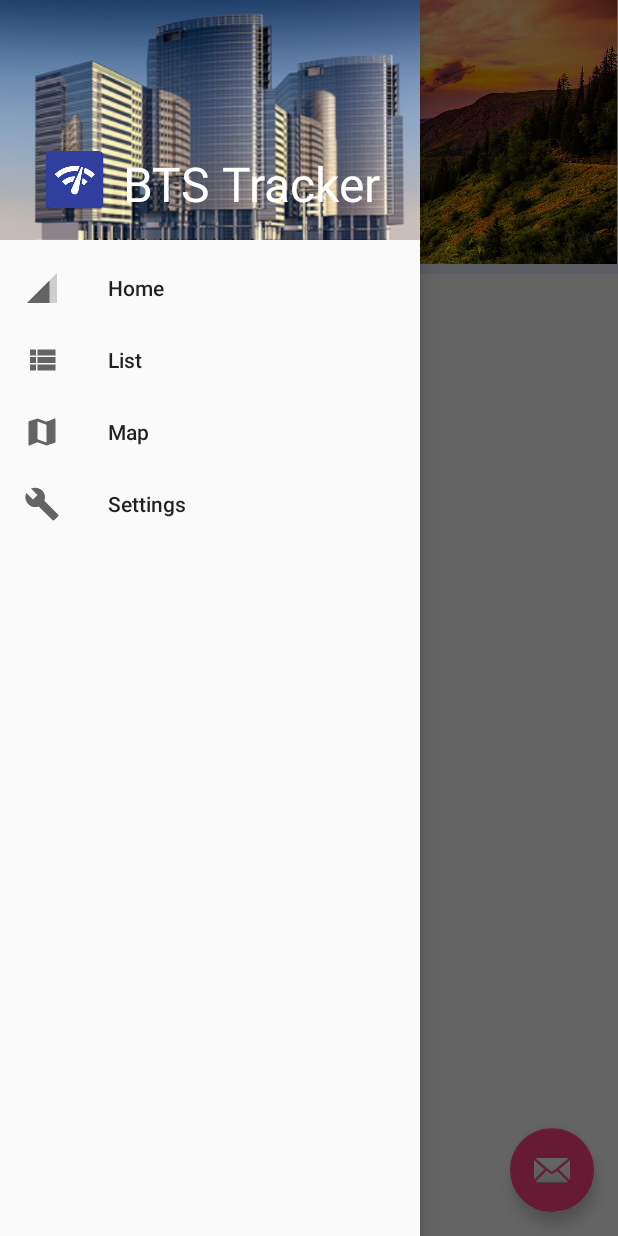
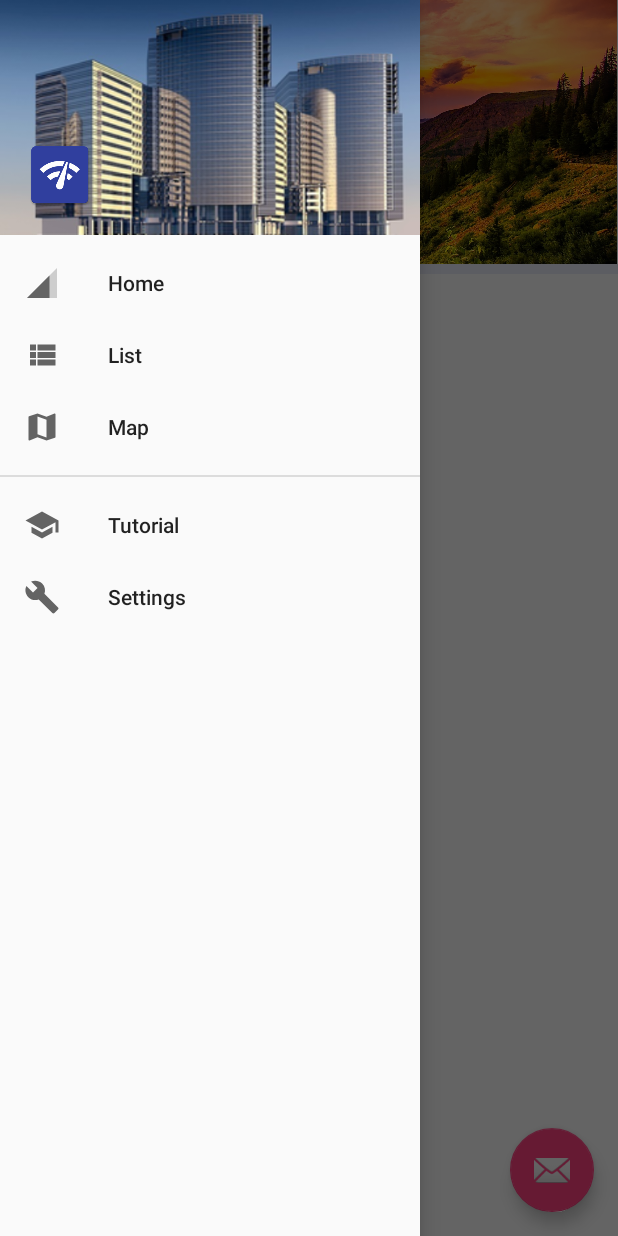
Before and after one commit to filipbiernat/BTSTracker, an Android app: the screen it shows after launch (MainActivity), with the side drawer open, on a phone screen of 412 x 824 dp. Run offline under Robolectric (Android 15) with nearby library versions, the phone set to English and light mode, and no system bars.

Commit message:
added group and tutorial icon to menu, open menu by default

```diff
--- a/app/src/main/java/pl/edu/agh/student/fbierna/btstracker/main/MainActivity.java
+++ b/app/src/main/java/pl/edu/agh/student/fbierna/btstracker/main/MainActivity.java
@@ -36,6 +36,7 @@ public class MainActivity extends AppCompatActivity
                 this, drawer, toolbar, R.string.navigation_drawer_open, R.string.navigation_drawer_close);
         drawer.addDrawerListener(toggle);
         toggle.syncState();
+        drawer.openDrawer(GravityCompat.START);
 
         NavigationView navigationView = (NavigationView) findViewById(R.id.nav_view);
         navigationView.setNavigationItemSelectedListener(this);
@@ -51,6 +52,7 @@ public class MainActivity extends AppCompatActivity
         FloatingActionButton fab = (FloatingActionButton) findViewById(R.id.fab);
         fab.setOnClickListener(new FloatingActionButtonOnClickListener(fab));
     }
+
 
 
 
--- a/app/src/main/java/pl/edu/agh/student/fbierna/btstracker/main/MapFragment.java
+++ b/app/src/main/java/pl/edu/agh/student/fbierna/btstracker/main/MapFragment.java
@@ -116,13 +116,9 @@ public class MapFragment extends Fragment implements OnMapReadyCallback {
             mMap.addMarker(markerOptions); //Marker marker =
         }
 
-        Marker bochniaMarker = mMap.addMarker(new MarkerOptions().position(bochnia)
-                .title("Marker in Bochnia")
-                .snippet("Lorem Ipsum")
-                .icon(BitmapDescriptorFactory.defaultMarker(BitmapDescriptorFactory.HUE_AZURE)));
 
-        CameraUpdate zoom = CameraUpdateFactory.newLatLngZoom(bochnia, 9);
-        mMap.animateCamera(zoom);
+        CameraUpdate zoom = CameraUpdateFactory.newLatLngZoom(bochnia, 11);
+        mMap.moveCamera(zoom);
 
 
        // FloatingActionButton fab = (FloatingActionButton) getView().findViewById(R.id.fab);
--- /dev/null
+++ b/app/src/main/res/drawable/ic_menu_tutorial.xml
@@ -0,0 +1,9 @@
+<vector xmlns:android="http://schemas.android.com/apk/res/android"
+        android:width="24dp"
+        android:height="24dp"
+        android:viewportWidth="24.0"
+        android:viewportHeight="24.0">
+    <path
+        android:fillColor="#FF000000"
+        android:pathData="M5,13.18v4L12,21l7,-3.82v-4L12,17l-7,-3.82zM12,3L1,9l11,6 9,-4.91V17h2V9L12,3z"/>
+</vector>
--- a/app/src/main/res/layout/nav_header_main.xml
+++ b/app/src/main/res/layout/nav_header_main.xml
@@ -1,34 +1,25 @@
 <?xml version="1.0" encoding="utf-8"?>
-<LinearLayout xmlns:android="http://schemas.android.com/apk/res/android"
-    xmlns:app="http://schemas.android.com/apk/res-auto"
+<RelativeLayout xmlns:android="http://schemas.android.com/apk/res/android"
     android:layout_width="match_parent"
-    android:layout_height="@dimen/nav_header_height"
-    android:background="@drawable/menu_background_centered"
-    android:gravity="bottom|center"
-    android:orientation="vertical"
-    android:paddingBottom="16dp"
-    android:theme="@style/ThemeOverlay.AppCompat.Dark">
+    android:layout_height="match_parent">
 
-    <LinearLayout xmlns:android="http://schemas.android.com/apk/res/android"
-        xmlns:app="http://schemas.android.com/apk/res-auto"
+    <ImageView
+        android:gravity="top"
+        android:id="@+id/list_background_view"
+        android:layout_width="match_parent"
+        android:layout_height="wrap_content"
+        android:src="@drawable/menu_background_centered"
+        android:adjustViewBounds="true"
+        android:layout_alignParentTop="true"
+        android:layout_alignParentStart="true" />
+
+    <ImageView
+        android:id="@+id/imageView"
         android:layout_width="wrap_content"
         android:layout_height="wrap_content"
-        android:gravity="bottom"
-        android:orientation="horizontal"
-        android:theme="@style/ThemeOverlay.AppCompat.Dark">
-
-        <ImageView
-            android:id="@+id/imageView"
-            android:layout_width="wrap_content"
-            android:layout_height="wrap_content"
-            android:paddingRight="8dp"
-            app:srcCompat="@mipmap/ic_launcher" />
-
-        <TextView
-            android:layout_width="match_parent"
-            android:layout_height="wrap_content"
-            android:text="BTS Tracker"
-            android:textAppearance="@style/TextAppearance.AppCompat.Body1"
-            android:textSize="32dp"/>
-    </LinearLayout>
-</LinearLayout>
+        android:paddingRight="8dp"
+        android:src="@mipmap/ic_launcher"
+        android:layout_alignBottom="@+id/list_background_view"
+        android:layout_alignParentStart="true"
+        android:padding="16dp"/>
+</RelativeLayout>
--- a/app/src/main/res/menu/activity_main_drawer.xml
+++ b/app/src/main/res/menu/activity_main_drawer.xml
@@ -1,7 +1,10 @@
 <?xml version="1.0" encoding="utf-8"?>
 <menu xmlns:android="http://schemas.android.com/apk/res/android">
 
-    <group android:checkableBehavior="single">
+    <group
+        android:id="@+id/menu_group_main"
+        android:checkableBehavior="single">
+
         <item
             android:id="@+id/nav_home"
             android:icon="@drawable/ic_menu_home"
@@ -14,10 +17,18 @@
             android:id="@+id/nav_map"
             android:icon="@drawable/ic_menu_map"
             android:title="Map" />
+    </group>
+    <group
+        android:id="@+id/menu_group_additional"
+        android:checkableBehavior="single" >
+
+        <item
+            android:id="@+id/nav_tutorial"
+            android:icon="@drawable/ic_menu_tutorial"
+            android:title="Tutorial" />
         <item
             android:id="@+id/nav_manage"
             android:icon="@drawable/ic_menu_manage"
             android:title="Settings" />
     </group>
-
 </menu>
```
